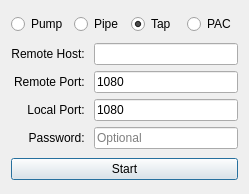
Qt form pipesocks/mainwidget.ui (pipesocks/pipesocks) before a commit.
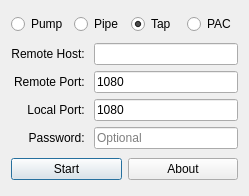
The same form after that commit.

Commit message: About Dialog

What changed in the file:
```diff
--- a/pipesocks/mainwidget.ui
+++ b/pipesocks/mainwidget.ui
@@ -7,7 +7,7 @@
     <x>0</x>
     <y>0</y>
     <width>249</width>
-    <height>194</height>
+    <height>196</height>
    </rect>
   </property>
   <property name="windowTitle">
@@ -124,6 +124,8 @@
      </item>
     </layout>
    </item>
+   <item>
+    <layout class="QHBoxLayout" name="horizontalLayout_2">
    <item>
     <widget class="QPushButton" name="Start">
      <property name="text">
@@ -133,6 +135,15 @@
       <bool>true</bool>
      </property>
     </widget>
+     </item>
+     <item>
+      <widget class="QPushButton" name="About">
+       <property name="text">
+        <string>About</string>
+       </property>
+      </widget>
+     </item>
+    </layout>
    </item>
   </layout>
  </widget>
```
Left out of the diff: 46 changed lines with no effect on the pictures. Lines whose indentation alone changed are shown as unchanged. The commit also changes 5 other files.
